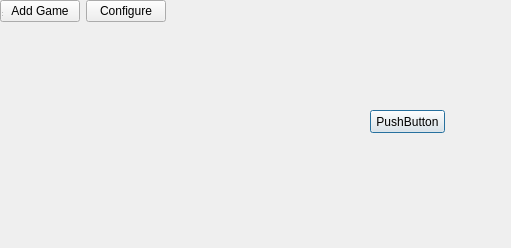
The window that ui/Ui_Main.ui (rgooler/steam_achievement_stats_watcher) describes before a commit, drawn with Qt 5.
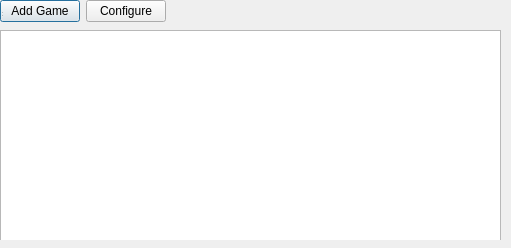
The same window after the commit. Icons and pictures are not drawn.

Diff of the .ui file:
```diff
--- a/ui/Ui_Main.ui
+++ b/ui/Ui_Main.ui
@@ -29,19 +29,12 @@
      <height>240</height>
     </rect>
    </property>
-   <widget class="QPushButton" name="pushButton">
-    <property name="geometry">
-     <rect>
-      <x>370</x>
-      <y>110</y>
-      <width>75</width>
-      <height>23</height>
-     </rect>
-    </property>
-    <property name="text">
-     <string>PushButton</string>
-    </property>
-   </widget>
+   <property name="sizePolicy">
+    <sizepolicy hsizetype="Expanding" vsizetype="Expanding">
+     <horstretch>0</horstretch>
+     <verstretch>0</verstretch>
+    </sizepolicy>
+   </property>
    <widget class="QWidget" name="horizontalLayoutWidget">
     <property name="geometry">
      <rect>
@@ -71,6 +64,16 @@
      </item>
     </layout>
    </widget>
+   <widget class="QTreeView" name="treeView">
+    <property name="geometry">
+     <rect>
+      <x>0</x>
+      <y>30</y>
+      <width>501</width>
+      <height>211</height>
+     </rect>
+    </property>
+   </widget>
   </widget>
   <widget class="QStatusBar" name="statusbar">
    <property name="geometry">
```
Left out of the diff: 3 changed lines with no effect on the pictures.
